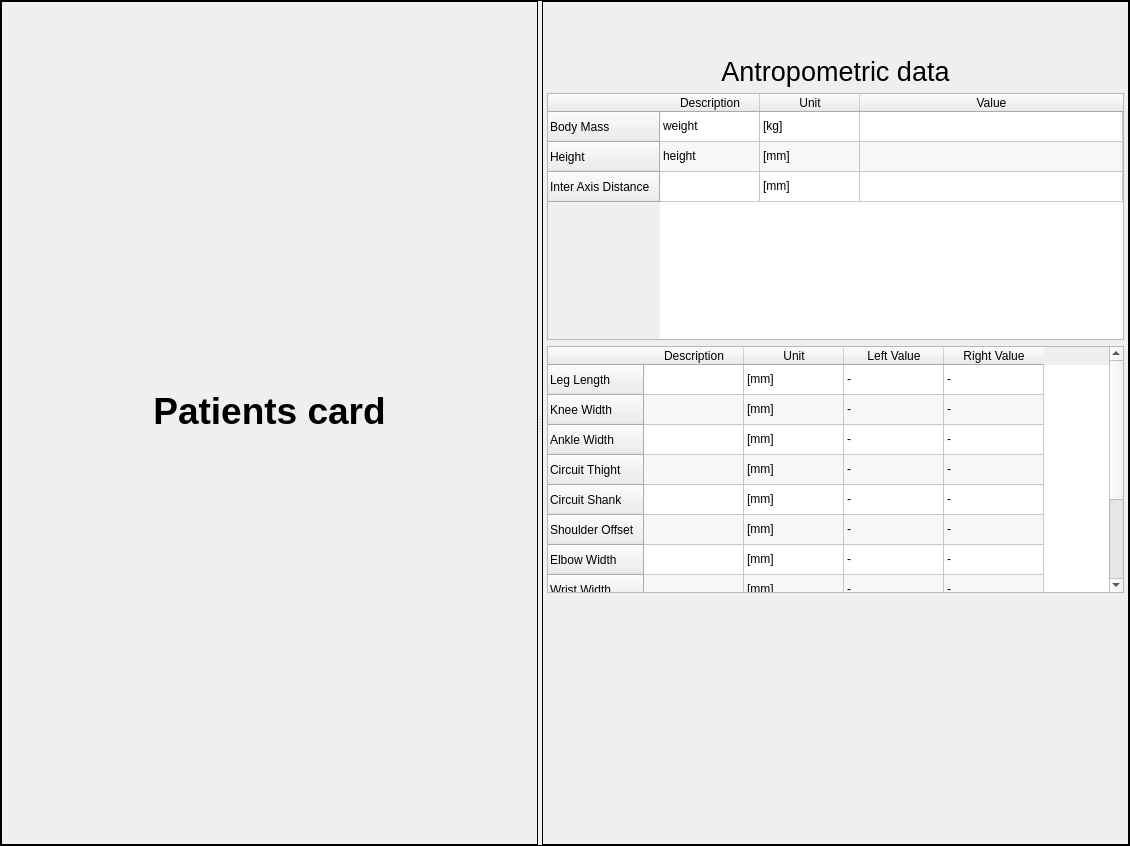
This is trunk/src/edr/src/plugins/communication/ui/PatientCardWidget.ui in mk4me/hm-mde-one as Qt 5 draws it before an edit. The edited form follows.
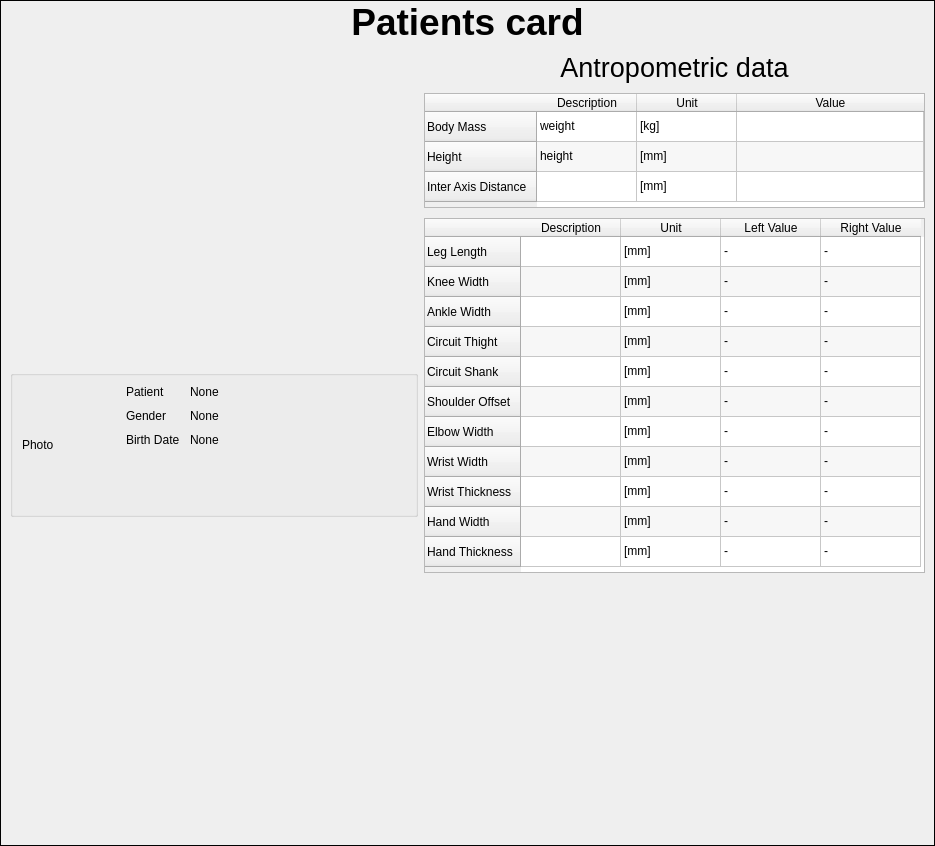
This is the edited form.

Diff of the .ui file:
```diff
--- a/trunk/src/edr/src/plugins/communication/ui/PatientCardWidget.ui
+++ b/trunk/src/edr/src/plugins/communication/ui/PatientCardWidget.ui
@@ -6,10 +6,16 @@
    <rect>
     <x>0</x>
     <y>0</y>
-    <width>1130</width>
+    <width>935</width>
     <height>846</height>
    </rect>
   </property>
+  <property name="sizePolicy">
+   <sizepolicy hsizetype="Fixed" vsizetype="Expanding">
+    <horstretch>0</horstretch>
+    <verstretch>0</verstretch>
+   </sizepolicy>
+  </property>
   <property name="windowTitle">
    <string>Frame</string>
   </property>
@@ -27,55 +33,9 @@
     <number>0</number>
    </property>
    <item>
-    <widget class="QSplitter" name="splitter">
-     <property name="sizePolicy">
-      <sizepolicy hsizetype="Expanding" vsizetype="Expanding">
-       <horstretch>0</horstretch>
-       <verstretch>0</verstretch>
-      </sizepolicy>
-     </property>
-     <property name="frameShape">
-      <enum>QFrame::NoFrame</enum>
-     </property>
-     <property name="orientation">
-      <enum>Qt::Horizontal</enum>
-     </property>
-     <property name="childrenCollapsible">
-      <bool>true</bool>
-     </property>
-     <widget class="QFrame" name="frame">
-      <property name="sizePolicy">
-       <sizepolicy hsizetype="Preferred" vsizetype="Preferred">
-        <horstretch>0</horstretch>
-        <verstretch>0</verstretch>
-       </sizepolicy>
-      </property>
-      <property name="minimumSize">
-       <size>
-        <width>0</width>
-        <height>0</height>
-       </size>
-      </property>
-      <property name="maximumSize">
-       <size>
-        <width>16777215</width>
-        <height>16777215</height>
-       </size>
-      </property>
-      <property name="frameShape">
-       <enum>QFrame::Box</enum>
-      </property>
-      <layout class="QVBoxLayout" name="verticalLayout_3">
-       <property name="spacing">
-        <number>8</number>
-       </property>
-       <property name="margin">
-        <number>4</number>
-       </property>
-       <item>
         <widget class="QLabel" name="label">
          <property name="sizePolicy">
-          <sizepolicy hsizetype="Preferred" vsizetype="Minimum">
+      <sizepolicy hsizetype="Preferred" vsizetype="Fixed">
            <horstretch>0</horstretch>
            <verstretch>0</verstretch>
           </sizepolicy>
@@ -99,61 +59,198 @@
         </widget>
        </item>
        <item>
-        <spacer name="verticalSpacer">
-         <property name="orientation">
-          <enum>Qt::Vertical</enum>
-         </property>
-         <property name="sizeType">
-          <enum>QSizePolicy::Fixed</enum>
-         </property>
-         <property name="sizeHint" stdset="0">
+    <widget class="QWidget" name="widget" native="true">
+     <property name="sizePolicy">
+      <sizepolicy hsizetype="Preferred" vsizetype="Expanding">
+       <horstretch>0</horstretch>
+       <verstretch>0</verstretch>
+      </sizepolicy>
+     </property>
+     <layout class="QHBoxLayout" name="horizontalLayout_2">
+      <item>
+       <widget class="QFrame" name="frame">
+        <property name="sizePolicy">
+         <sizepolicy hsizetype="Preferred" vsizetype="Expanding">
+          <horstretch>0</horstretch>
+          <verstretch>0</verstretch>
+         </sizepolicy>
+        </property>
+        <property name="minimumSize">
           <size>
-           <width>20</width>
-           <height>25</height>
-          </size>
-         </property>
-        </spacer>
-       </item>
-      </layout>
-     </widget>
+          <width>400</width>
+          <height>0</height>
+         </size>
+        </property>
+        <property name="maximumSize">
+         <size>
+          <width>510</width>
+          <height>16777215</height>
+         </size>
+        </property>
+        <property name="frameShape">
+         <enum>QFrame::NoFrame</enum>
+        </property>
+        <layout class="QVBoxLayout" name="verticalLayout_3">
+         <property name="spacing">
+          <number>8</number>
+         </property>
+         <property name="margin">
+          <number>0</number>
+         </property>
+         <item>
+          <widget class="QGroupBox" name="groupBox">
+           <property name="sizePolicy">
+            <sizepolicy hsizetype="Preferred" vsizetype="Fixed">
+             <horstretch>0</horstretch>
+             <verstretch>0</verstretch>
+            </sizepolicy>
+           </property>
+           <property name="title">
+            <string/>
+           </property>
+           <property name="flat">
+            <bool>false</bool>
+           </property>
+           <property name="checkable">
+            <bool>false</bool>
+           </property>
+           <layout class="QHBoxLayout" name="horizontalLayout">
+            <property name="spacing">
+             <number>10</number>
+            </property>
+            <item>
+             <widget class="QLabel" name="photoContainer">
+              <property name="sizePolicy">
+               <sizepolicy hsizetype="Fixed" vsizetype="Fixed">
+                <horstretch>0</horstretch>
+                <verstretch>0</verstretch>
+               </sizepolicy>
+              </property>
+              <property name="minimumSize">
+               <size>
+                <width>94</width>
+                <height>120</height>
+               </size>
+              </property>
+              <property name="maximumSize">
+               <size>
+                <width>94</width>
+                <height>120</height>
+               </size>
+              </property>
+              <property name="text">
+               <string>Photo</string>
+              </property>
+             </widget>
+            </item>
+            <item>
+             <layout class="QFormLayout" name="formLayout">
+              <property name="sizeConstraint">
+               <enum>QLayout::SetFixedSize</enum>
+              </property>
+              <property name="horizontalSpacing">
+               <number>10</number>
+              </property>
+              <item row="0" column="0">
+               <widget class="QLabel" name="patientLabel">
+                <property name="text">
+                 <string>Patient</string>
+                </property>
+               </widget>
+              </item>
+              <item row="0" column="1">
+               <widget class="QLabel" name="patientEdit">
+                <property name="minimumSize">
+                 <size>
+                  <width>100</width>
+                  <height>0</height>
+                 </size>
+                </property>
+                <property name="text">
+                 <string>None</string>
+                </property>
+               </widget>
+              </item>
+              <item row="1" column="0">
+               <widget class="QLabel" name="genderLabel">
+                <property name="text">
+                 <string>Gender</string>
+                </property>
+               </widget>
+              </item>
+              <item row="1" column="1">
+               <widget class="QLabel" name="genderEdit">
+                <property name="minimumSize">
+                 <size>
+                  <width>100</width>
+                  <height>0</height>
+                 </size>
+                </property>
+                <property name="text">
+                 <string>None</string>
+                </property>
+               </widget>
+              </item>
+              <item row="2" column="0">
+               <widget class="QLabel" name="birthdateLabel">
+                <property name="text">
+                 <string>Birth Date</string>
+                </property>
+               </widget>
+              </item>
+              <item row="2" column="1">
+               <widget class="QLabel" name="birthdateEdit">
+                <property name="minimumSize">
+                 <size>
+                  <width>100</width>
+                  <height>0</height>
+                 </size>
+                </property>
+                <property name="text">
+                 <string>None</string>
+                </property>
+               </widget>
+              </item>
+             </layout>
+            </item>
+           </layout>
+          </widget>
+         </item>
+        </layout>
+       </widget>
+      </item>
+      <item>
      <widget class="QFrame" name="detailsFrame">
       <property name="sizePolicy">
-       <sizepolicy hsizetype="Preferred" vsizetype="Preferred">
+         <sizepolicy hsizetype="Fixed" vsizetype="Expanding">
         <horstretch>0</horstretch>
         <verstretch>0</verstretch>
        </sizepolicy>
       </property>
       <property name="maximumSize">
        <size>
-        <width>16777215</width>
+          <width>510</width>
         <height>16777215</height>
        </size>
       </property>
       <property name="frameShape">
-       <enum>QFrame::Box</enum>
+         <enum>QFrame::NoFrame</enum>
       </property>
       <layout class="QVBoxLayout" name="verticalLayout_6">
+         <property name="spacing">
+          <number>10</number>
+         </property>
        <property name="margin">
-        <number>4</number>
-       </property>
-       <item>
-        <spacer name="verticalSpacer_2">
-         <property name="orientation">
-          <enum>Qt::Vertical</enum>
-         </property>
-         <property name="sizeType">
-          <enum>QSizePolicy::Fixed</enum>
-         </property>
-         <property name="sizeHint" stdset="0">
-          <size>
-           <width>20</width>
-           <height>50</height>
-          </size>
-         </property>
-        </spacer>
-       </item>
+          <number>0</number>
+         </property>
        <item>
         <widget class="QLabel" name="antropometricLabel">
+           <property name="sizePolicy">
+            <sizepolicy hsizetype="Preferred" vsizetype="Preferred">
+             <horstretch>0</horstretch>
+             <verstretch>0</verstretch>
+            </sizepolicy>
+           </property>
          <property name="font">
           <font>
            <pointsize>20</pointsize>
@@ -170,23 +267,26 @@
        <item>
         <widget class="QTableWidget" name="generalDataTable">
          <property name="sizePolicy">
-          <sizepolicy hsizetype="Expanding" vsizetype="Expanding">
+            <sizepolicy hsizetype="Fixed" vsizetype="Fixed">
            <horstretch>0</horstretch>
            <verstretch>0</verstretch>
           </sizepolicy>
          </property>
          <property name="minimumSize">
           <size>
-           <width>0</width>
-           <height>0</height>
+             <width>501</width>
+             <height>115</height>
           </size>
          </property>
          <property name="maximumSize">
           <size>
-           <width>16777215</width>
-           <height>16777215</height>
-          </size>
-         </property>
+             <width>501</width>
+             <height>115</height>
+            </size>
+           </property>
+           <property name="focusPolicy">
+            <enum>Qt::WheelFocus</enum>
+           </property>
          <property name="editTriggers">
           <set>QAbstractItemView::NoEditTriggers</set>
          </property>
@@ -212,10 +312,10 @@
           <bool>true</bool>
          </attribute>
          <attribute name="horizontalHeaderCascadingSectionResizes">
-          <bool>true</bool>
-         </attribute>
-         <attribute name="horizontalHeaderMinimumSectionSize">
-          <number>100</number>
+            <bool>false</bool>
+           </attribute>
+           <attribute name="horizontalHeaderHighlightSections">
+            <bool>false</bool>
          </attribute>
          <attribute name="horizontalHeaderShowSortIndicator" stdset="0">
           <bool>false</bool>
@@ -227,10 +327,10 @@
           <bool>true</bool>
          </attribute>
          <attribute name="verticalHeaderCascadingSectionResizes">
-          <bool>true</bool>
-         </attribute>
-         <attribute name="verticalHeaderMinimumSectionSize">
-          <number>19</number>
+            <bool>false</bool>
+           </attribute>
+           <attribute name="verticalHeaderHighlightSections">
+            <bool>true</bool>
          </attribute>
          <row>
           <property name="text">
@@ -297,23 +397,26 @@
        <item>
         <widget class="QTableWidget" name="leftRightDataTable">
          <property name="sizePolicy">
-          <sizepolicy hsizetype="Expanding" vsizetype="Expanding">
+            <sizepolicy hsizetype="Fixed" vsizetype="Fixed">
            <horstretch>0</horstretch>
            <verstretch>0</verstretch>
           </sizepolicy>
          </property>
          <property name="minimumSize">
           <size>
-           <width>0</width>
-           <height>0</height>
+             <width>501</width>
+             <height>355</height>
           </size>
          </property>
          <property name="maximumSize">
           <size>
-           <width>16777215</width>
-           <height>16777215</height>
-          </size>
-         </property>
+             <width>501</width>
+             <height>355</height>
+            </size>
+           </property>
+           <property name="focusPolicy">
+            <enum>Qt::WheelFocus</enum>
+           </property>
          <property name="editTriggers">
           <set>QAbstractItemView::NoEditTriggers</set>
          </property>
@@ -341,8 +444,8 @@
          <attribute name="horizontalHeaderCascadingSectionResizes">
           <bool>true</bool>
          </attribute>
-         <attribute name="horizontalHeaderMinimumSectionSize">
-          <number>100</number>
+           <attribute name="horizontalHeaderHighlightSections">
+            <bool>false</bool>
          </attribute>
          <attribute name="horizontalHeaderShowSortIndicator" stdset="0">
           <bool>false</bool>
@@ -618,6 +721,8 @@
        </item>
       </layout>
      </widget>
+      </item>
+     </layout>
     </widget>
    </item>
   </layout>
```
Left out of the diff: 4 changed lines with no effect on the pictures. Lines whose indentation alone changed are shown as unchanged.
